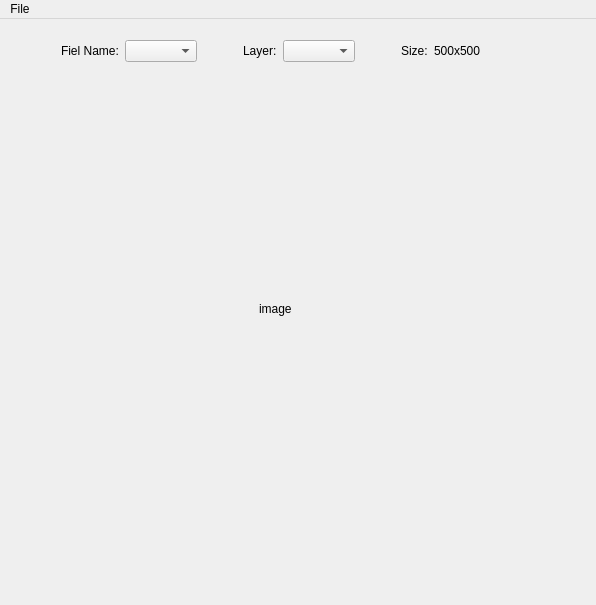
Before: the Qt Designer form piramid.ui in oMiksa/Test_Junior_Cpp, drawn with Qt 5.
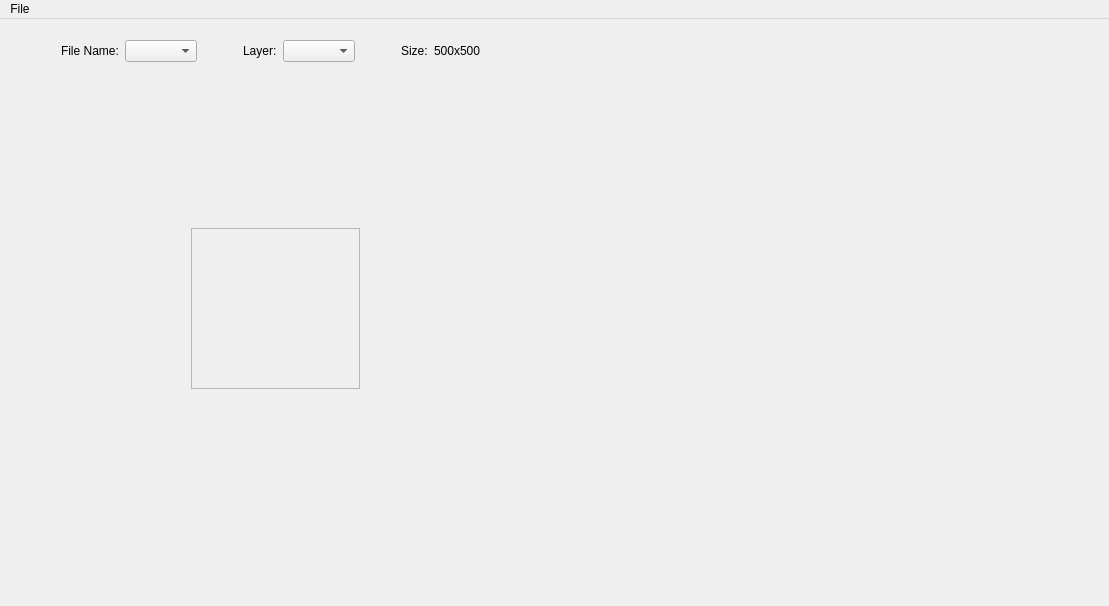
After: the same form once the commit is applied.

Commit message: second stage finished

Diff of the .ui file:
```diff
--- a/piramid.ui
+++ b/piramid.ui
@@ -6,15 +6,15 @@
    <rect>
     <x>0</x>
     <y>0</y>
-    <width>596</width>
-    <height>605</height>
+    <width>1109</width>
+    <height>606</height>
    </rect>
   </property>
   <property name="windowTitle">
    <string>Piramid</string>
   </property>
   <widget class="QWidget" name="centralWidget">
-   <widget class="QWidget" name="">
+   <widget class="QWidget" name="layoutWidget">
     <property name="geometry">
      <rect>
       <x>10</x>
@@ -44,7 +44,7 @@
          <item>
           <widget class="QLabel" name="label">
            <property name="text">
-            <string>Fiel Name:</string>
+            <string>File Name:</string>
            </property>
           </widget>
          </item>
@@ -143,26 +143,6 @@
        </item>
        <item>
         <layout class="QHBoxLayout" name="horizontalLayout_5">
-         <item>
-          <spacer name="horizontalSpacer_2">
-           <property name="orientation">
-            <enum>Qt::Horizontal</enum>
-           </property>
-           <property name="sizeHint" stdset="0">
-            <size>
-             <width>40</width>
-             <height>20</height>
-            </size>
-           </property>
-          </spacer>
-         </item>
-         <item>
-          <widget class="QLabel" name="imageLabel">
-           <property name="text">
-            <string>image</string>
-           </property>
-          </widget>
-         </item>
          <item>
           <spacer name="horizontalSpacer">
            <property name="orientation">
@@ -176,6 +156,42 @@
            </property>
           </spacer>
          </item>
+         <item>
+          <widget class="QScrollArea" name="scrollArea">
+           <property name="maximumSize">
+            <size>
+             <width>529</width>
+             <height>499</height>
+            </size>
+           </property>
+           <property name="widgetResizable">
+            <bool>true</bool>
+           </property>
+           <widget class="QWidget" name="scrollAreaWidgetContents">
+            <property name="geometry">
+             <rect>
+              <x>0</x>
+              <y>0</y>
+              <width>169</width>
+              <height>157</height>
+             </rect>
+            </property>
+           </widget>
+          </widget>
+         </item>
+         <item>
+          <spacer name="horizontalSpacer_2">
+           <property name="orientation">
+            <enum>Qt::Horizontal</enum>
+           </property>
+           <property name="sizeHint" stdset="0">
+            <size>
+             <width>40</width>
+             <height>20</height>
+            </size>
+           </property>
+          </spacer>
+         </item>
         </layout>
        </item>
        <item>
@@ -201,7 +217,7 @@
     <rect>
      <x>0</x>
      <y>0</y>
-     <width>596</width>
+     <width>1109</width>
      <height>21</height>
     </rect>
    </property>
```
Left out of the diff: 3 changed lines with no effect on the pictures. The commit also changes 2 other files.
